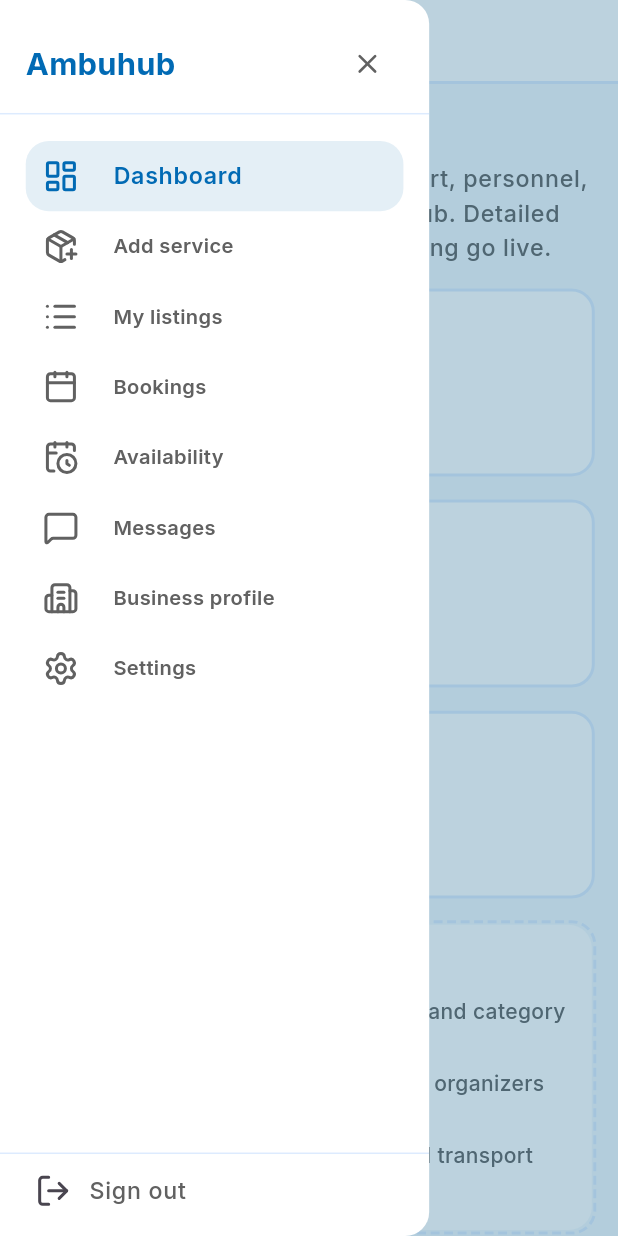
After one commit to Oghefav/Ambuhub, a Flutter app: the MainDashboard screen opened by its route, in the side drawer, after a tap on the "menu" icon, on a phone screen of 412 x 824 dp. The commit adds this screen. Run offline on Flutter 3.47's test engine with Material 3 defaults, Android fonts, the phone set to English and light mode, and no system bars; drawn by our look-alikes of dotted_border; our stand-ins replace dio, equatable, flutter_bloc, flutter_hooks, flutter_lucide, flutter_screenutil and 2 more.

Commit message:
Create main dashboard screen and drawer

```diff
--- a/lib/config/app_colour.dart
+++ b/lib/config/app_colour.dart
@@ -4,7 +4,8 @@ class AppColours {
   static const Color darkVividTeal = Color.fromRGBO(0, 74, 124, 1.0);
   static const Color teal = Color.fromRGBO(40, 112, 150, 1.0);
   static const Color veryLightVividTeal = Color.fromRGBO(221, 235, 254, 1.0);
-  static const Color veryLightTeal = Color.fromRGBO(200, 251, 253, 1.0);
+  static const Color lightTeal = Color.fromRGBO(212, 231, 254, 1.0);
+  static const Color verylightTeal = Color.fromRGBO(243, 248, 252, 1.0);
   static const Color deepRed = Color.fromRGBO(168, 7, 32, 1.0);
 
   static const Color vividOrange = Color.fromRGBO(202, 53, 0, 1.0);
@@ -12,6 +13,8 @@ class AppColours {
   static const Color blue = Color.fromRGBO(21, 101, 192, 1.0);
   static const Color lighterTeal = Color.fromRGBO(248, 251, 253, 1.0);
   static const Color veryLightVividRed = Color.fromRGBO(254, 242, 242, 1.0);
-
+  static const Color grey = Color.fromRGBO(97, 97, 97, 1.0);
   static const Color white = Color.fromRGBO(255, 255, 255, 1.0);
+  static const Color veryLightTeal2 = Color.fromRGBO(228, 239, 246, 1.0);
+  static const Color drawerScrimColor = Color.fromRGBO(151, 179, 195, 1.0);
 }
--- a/lib/config/app_theme.dart
+++ b/lib/config/app_theme.dart
@@ -8,16 +8,35 @@ class AppTheme {
       fontFamily: 'inter',
       // TODO: Add page trasition theme.
 
-      scaffoldBackgroundColor: Colors.white,
+      scaffoldBackgroundColor: AppColours.verylightTeal,
+      appBarTheme: AppBarTheme(
+        backgroundColor: AppColours.white,
+        elevation: 0,
+        scrolledUnderElevation: 0,
+        shape: Border(bottom: BorderSide(color: AppColours.veryLightVividTeal, width: 2, )),
+
+
+
+      ),
+
+      drawerTheme: DrawerThemeData(
+        backgroundColor: AppColours.white ,
+        width: 250.w
+            ),
       textTheme: TextTheme(
         displayLarge: TextStyle(fontWeight: FontWeight.w900, fontSize: 18.sp),
         displayMedium: TextStyle(fontWeight: FontWeight.w700, fontSize: 30.sp),
-        bodyMedium: TextStyle(fontSize: 13.sp, color: Colors.grey.shade700, fontWeight: FontWeight.w500),
+        bodyMedium: TextStyle(fontSize: 13.sp, color: AppColours.grey, fontWeight: FontWeight.w500),
         titleSmall: TextStyle(fontWeight: FontWeight.w700, fontSize:  15.sp),
         titleMedium: TextStyle(fontWeight: FontWeight.w700, fontSize: 18.sp,),
         bodySmall: TextStyle(
           fontSize: 12.sp,
-          color: Colors.grey.shade700,
+          color: AppColours.grey,
+          fontWeight: FontWeight.w500,
+        ),
+        bodyLarge: TextStyle(
+          fontSize: 15.sp,
+          color: AppColours.grey,
           fontWeight: FontWeight.w500,
         ),
       ),
--- a/lib/config/routes.dart
+++ b/lib/config/routes.dart
@@ -2,6 +2,8 @@ import 'package:ambuhub/features/auth/presentation/blocs/auth_bloc.dart';
 import 'package:ambuhub/features/auth/presentation/ui/login/screen/login_screen.dart';
 import 'package:ambuhub/features/auth/presentation/ui/role/screen/role_screen.dart';
 import 'package:ambuhub/features/auth/presentation/ui/sign_up/screen/sign_up_screen.dart';
+import 'package:ambuhub/features/main_dashboard/presentation/ui/screens/dash_board_screen.dart';
+import 'package:ambuhub/features/main_dashboard/presentation/ui/screens/main_dashboard.dart';
 import 'package:flutter/material.dart';
 import 'package:flutter_bloc/flutter_bloc.dart';
 import 'package:ambuhub/dependencies_injection.dart';
@@ -10,14 +12,13 @@ class AppRoutes {
   static const loginScreen = '/loginScreen';
   static const roleScreen = '/roleScreen';
   static const signUpScreen = '/signUpScreen';
+  static const mainDashboard = '/mainDashBoard';
+  static const dashBoardScreen = '/dashBoardScreen';
 
   static Route<dynamic> onGenerateRoute(RouteSettings settings) {
     switch (settings.name) {
       case loginScreen:
-        return MaterialPageRoute(
-          builder: (_) => LoginScreen(),
-
-        );
+        return MaterialPageRoute(builder: (_) => LoginScreen());
 
       case roleScreen:
         return MaterialPageRoute(builder: (_) => RoleScreen());
@@ -30,7 +31,10 @@ class AppRoutes {
             child: SignUpScreen(role: role),
           ),
         );
-
+      case dashBoardScreen:
+        return MaterialPageRoute(builder: (_) => DashBoardScreen());
+      case mainDashboard:
+        return MaterialPageRoute(builder: (_) => MainDashboard());
       default:
         return MaterialPageRoute(builder: (_) => LoginScreen());
     }
--- /dev/null
+++ b/lib/core/widgets/dotted_border_container.dart
@@ -0,0 +1,30 @@
+import 'package:ambuhub/config/app_colour.dart';
+import 'package:flutter/material.dart';
+import 'package:dotted_border/dotted_border.dart';
+import 'package:flutter_screenutil/flutter_screenutil.dart';
+
+class DottedBorderContainer extends StatelessWidget {
+  final Widget child;
+  const DottedBorderContainer({super.key, required this.child});
+
+  @override
+  Widget build(BuildContext context) {
+    return DottedBorder(
+
+      options: RoundedRectDottedBorderOptions(
+        strokeWidth: 2,
+        dashPattern: [6,3],
+
+        color: AppColours.veryLightVividTeal,
+        radius: Radius.circular(15.r),
+      ),
+      child: Container(
+        decoration: BoxDecoration(
+          borderRadius: BorderRadius.circular(15.r),
+          color: AppColours.white),
+        child: child,
+
+      ),
+    );
+  }
+}
--- a/lib/features/auth/presentation/ui/login/screen/login_screen.dart
+++ b/lib/features/auth/presentation/ui/login/screen/login_screen.dart
@@ -1,5 +1,5 @@
 import 'package:ambuhub/features/auth/presentation/ui/widgets/bottom_text.dart';
-import 'package:ambuhub/features/auth/presentation/ui/widgets/gradient_background.dart';
+import 'package:ambuhub/core/widgets/gradient_background.dart';
 import 'package:ambuhub/features/auth/presentation/ui/login/widgets/login_form_card.dart';
 import 'package:flutter/material.dart';
 import 'package:flutter_hooks/flutter_hooks.dart';
--- a/lib/features/auth/presentation/ui/login/widgets/login_form_card.dart
+++ b/lib/features/auth/presentation/ui/login/widgets/login_form_card.dart
@@ -29,7 +29,7 @@ class LoginFormCard extends StatelessWidget {
     return BlocConsumer<AuthBloc, AuthState>(
       listener: (context, state) {
         if (state is AuthSuccess) {
-          print('auth is successful');
+          Navigator.pushReplacementNamed(context, AppRoutes.mainDashboard);
         }
         if (state is AuthFailed) {
           print('auth is not successfull');
--- a/lib/features/auth/presentation/ui/role/screen/role_screen.dart
+++ b/lib/features/auth/presentation/ui/role/screen/role_screen.dart
@@ -1,7 +1,7 @@
 import 'package:ambuhub/config/app_colour.dart';
 import 'package:ambuhub/config/routes.dart';
 import 'package:ambuhub/features/auth/presentation/ui/widgets/bottom_text.dart';
-import 'package:ambuhub/features/auth/presentation/ui/widgets/gradient_background.dart';
+import 'package:ambuhub/core/widgets/gradient_background.dart';
 import 'package:ambuhub/features/auth/presentation/ui/widgets/navigation_text.dart';
 import 'package:flutter/material.dart';
 import 'package:flutter_hooks/flutter_hooks.dart';
--- a/lib/features/auth/presentation/ui/sign_up/screen/sign_up_screen.dart
+++ b/lib/features/auth/presentation/ui/sign_up/screen/sign_up_screen.dart
@@ -1,5 +1,5 @@
 import 'package:ambuhub/features/auth/presentation/ui/widgets/bottom_text.dart';
-import 'package:ambuhub/features/auth/presentation/ui/widgets/gradient_background.dart';
+import 'package:ambuhub/core/widgets/gradient_background.dart';
 import 'package:ambuhub/features/auth/presentation/ui/sign_up/widgets/signup_form_card.dart';
 import 'package:flutter/material.dart';
 
--- a/lib/features/auth/presentation/ui/sign_up/widgets/signup_form_card.dart
+++ b/lib/features/auth/presentation/ui/sign_up/widgets/signup_form_card.dart
@@ -1,4 +1,5 @@
 import 'package:ambuhub/config/app_colour.dart';
+import 'package:ambuhub/config/routes.dart';
 import 'package:ambuhub/features/auth/domain/entities/sign_up_params.dart';
 import 'package:ambuhub/features/auth/presentation/blocs/auth_bloc.dart';
 import 'package:ambuhub/features/auth/presentation/blocs/auth_event.dart';
@@ -26,7 +27,7 @@ class SignupFormCard extends StatelessWidget {
     return BlocConsumer<AuthBloc, AuthState>(
       listener: (context, state) {
         if (state is AuthSuccess) {
-          print('auth is successful');
+          Navigator.pushReplacementNamed(context, AppRoutes.mainDashboard);
         }
         if (state is AuthFailed) {
           print('auth is not successfull');
--- /dev/null
+++ b/lib/features/main_dashboard/presentation/ui/screens/dash_board_screen.dart
@@ -0,0 +1,78 @@
+import 'package:ambuhub/core/widgets/dotted_border_container.dart';
+import 'package:ambuhub/features/main_dashboard/presentation/ui/widgets/bullet_point.dart';
+import 'package:ambuhub/features/main_dashboard/presentation/ui/widgets/card_builder.dart';
+import 'package:flutter/material.dart';
+import 'package:flutter_screenutil/flutter_screenutil.dart';
+
+class DashBoardScreen extends StatelessWidget {
+  const DashBoardScreen({super.key});
+
+  @override
+  Widget build(BuildContext context) {
+    return Scaffold(
+      body: CustomScrollView(
+        slivers: [
+          SliverAppBar(
+            leading: IconButton(
+              onPressed: () => Scaffold.of(context).openDrawer(),
+              icon: Icon(Icons.menu),
+            ),
+            title: Text('Provider'),
+            titleTextStyle: Theme.of(context).textTheme.titleMedium,
+          ),
+          SliverList(
+            delegate: SliverChildListDelegate([
+              Padding(
+                padding: EdgeInsetsGeometry.all(15.h),
+                child: Column(
+                  crossAxisAlignment: CrossAxisAlignment.start,
+                  children: [
+                    Text(
+                      'DashBoard',
+                      style: Theme.of(context).textTheme.displayLarge,
+                    ),
+                    SizedBox(height: 15.h),
+                    Text(
+                      'Overview of your standby, transport, personnel, and equipment activity on Ambuhub. Detailed metrics will appear her once booking go live.',
+                      style: Theme.of(context).textTheme.bodyLarge,
+                    ),
+                    SizedBox(height: 15.h),
+                    CardBuilder(titleText: 'Active Listings'),
+                    CardBuilder(titleText: 'Open Bookings'),
+                    CardBuilder(titleText: 'Unread messages'),
+                    DottedBorderContainer(
+                      child: Padding(
+                        padding: EdgeInsetsGeometry.all(15.h),
+                        child: Column(
+                          crossAxisAlignment: CrossAxisAlignment.start,
+                          children: [
+                            Text(
+                              'Next steps',
+                              style: Theme.of(context).textTheme.titleMedium,
+                            ),
+                            BulletPoint(
+                              text:
+                                  'Add a service to appear in search and category browse.',
+                            ),
+                            BulletPoint(
+                              text:
+                                  'Complete your business profile so organizers can trust your crew.',
+                            ),
+                            BulletPoint(
+                              text:
+                                  'Set availability for event dates and transport windows.',
+                            ),
+                          ],
+                        ),
+                      ),
+                    ),
+                  ],
+                ),
+              ),
+            ]),
+          ),
+        ],
+      ),
+    );
+  }
+}
--- /dev/null
+++ b/lib/features/main_dashboard/presentation/ui/screens/main_dashboard.dart
@@ -0,0 +1,130 @@
+import 'package:ambuhub/config/app_colour.dart';
+import 'package:ambuhub/config/routes.dart';
+import 'package:ambuhub/features/main_dashboard/presentation/ui/screens/dash_board_screen.dart';
+import 'package:ambuhub/features/main_dashboard/presentation/ui/widgets/custom_divider.dart';
+import 'package:ambuhub/features/main_dashboard/presentation/ui/widgets/drawer_header.dart';
+import 'package:ambuhub/features/main_dashboard/presentation/ui/widgets/drawer_tile_builder.dart';
+import 'package:flutter/material.dart';
+import 'package:flutter_hooks/flutter_hooks.dart';
+import 'package:flutter_lucide/flutter_lucide.dart';
+import 'package:flutter_screenutil/flutter_screenutil.dart';
+
+class MainDashboard extends HookWidget {
+  const MainDashboard({super.key});
+
+  @override
+  Widget build(BuildContext context) {
+    final selectedIndex = useState<int>(0);
+
+    final List<Widget> pages = [const DashBoardScreen()];
+    return Scaffold(
+      drawerScrimColor: AppColours.teal.withAlpha(80),
+      drawer: Drawer(
+        child: Column(
+          crossAxisAlignment: CrossAxisAlignment.start,
+          children: [
+            SizedBox(height: 10.h),
+            AppDrawerHeader(),
+            SizedBox(height: 15.w),
+            DrawerTileBuilder(
+              iconData: LucideIcons.layout_dashboard,
+              onTap: () {
+                selectedIndex.value = 0;
+                Navigator.pop(context);
+              },
+              title: 'Dashboard',
+              isSelected: 0 == selectedIndex.value,
+              index: 0,
+            ),
+            DrawerTileBuilder(
+              iconData: LucideIcons.package_plus,
+              onTap: () {
+                selectedIndex.value = 3;
+                Navigator.pop(context);
+              },
+              title: 'Add service',
+              isSelected: 1 == selectedIndex.value,
+              index: 1,
+            ),
+            DrawerTileBuilder(
+              iconData: LucideIcons.list,
+              onTap: () {
+                selectedIndex.value = 1;
+                Navigator.pop(context);
+              },
+              title: 'My listings',
+              isSelected: 1 == selectedIndex,
+              index: 1,
+            ),
+            DrawerTileBuilder(
+              iconData: LucideIcons.calendar,
+              onTap: () {
+                selectedIndex.value = 2;
+                Navigator.pop(context);
+              },
+              title: 'Bookings',
+              isSelected: 2 == selectedIndex.value,
+              index: 2,
+            ),
+            DrawerTileBuilder(
+              iconData: LucideIcons.calendar_clock,
+              onTap: () {
+                selectedIndex.value = 3;
+                Navigator.pop(context);
+              },
+              title: 'Availability',
+              isSelected: 3 == selectedIndex.value,
+              index: 3,
+            ),
+            DrawerTileBuilder(
+              iconData: LucideIcons.message_square,
+              onTap: () {
+                selectedIndex.value = 4;
+                Navigator.pop(context);
+              },
+              title: 'Messages',
+              isSelected: 4 == selectedIndex.value,
+              index: 4,
+            ),
+            DrawerTileBuilder(
+              iconData: LucideIcons.building_2,
+              onTap: () {
+                selectedIndex.value = 5;
+                Navigator.pop(context);
+              },
+              title: 'Business profile',
+              isSelected: 5 == selectedIndex.value,
+              index: 5,
+            ),
+            DrawerTileBuilder(
+              iconData: LucideIcons.settings,
+              onTap: () {
+                selectedIndex.value = 6;
+                Navigator.pop(context);
+              },
+              title: 'Settings',
+              isSelected: 6 == selectedIndex.value,
+              index: 6,
+            ),
+            SizedBox(height: 290.h),
+            CustomDivider(),
+            Row(
+              children: [
+                SizedBox(width: 10.w),
+                IconButton(
+                  onPressed: () => Navigator.pushReplacementNamed(
+                    context,
+                    AppRoutes.loginScreen,
+                  ),
+                  icon: Icon(LucideIcons.log_out),
+                ),
+                Text('Sign out', style: Theme.of(context).textTheme.bodyLarge),
+              ],
+            ),
+          ],
+        ),
+      ),
+      body: IndexedStack(index: selectedIndex.value, children: pages),
+    );
+  }
+}
--- /dev/null
+++ b/lib/features/main_dashboard/presentation/ui/widgets/bullet_point.dart
@@ -0,0 +1,30 @@
+import 'package:ambuhub/config/app_colour.dart';
+import 'package:flutter/material.dart';
+import 'package:flutter_screenutil/flutter_screenutil.dart';
+
+class BulletPoint extends StatelessWidget {
+  final String text;
+  const BulletPoint({super.key, required this.text});
+
+  @override
+  Widget build(BuildContext context) {
+    return Padding(
+      padding: EdgeInsets.symmetric(vertical: 4.h),
+      child: Row(
+        crossAxisAlignment: CrossAxisAlignment.start,
+        children: [
+          Container(
+            margin: const EdgeInsets.only(top: 6, right: 10),
+            height: 6,
+            width: 6,
+            decoration: const BoxDecoration(
+              color: AppColours.grey,
+              shape: BoxShape.circle,
+            ),
+          ),
+          Expanded(child: Text(text, style: const TextStyle(fontSize: 14))),
+        ],
+      ),
+    );
+  }
+}
--- /dev/null
+++ b/lib/features/main_dashboard/presentation/ui/widgets/card_builder.dart
@@ -0,0 +1,43 @@
+import 'package:ambuhub/config/app_colour.dart';
+import 'package:flutter/material.dart';
+import 'package:flutter_screenutil/flutter_screenutil.dart';
+
+class CardBuilder extends StatelessWidget {
+  final String titleText;
+  const CardBuilder({super.key, required this.titleText});
+
+  @override
+  Widget build(BuildContext context) {
+    return Container(
+      margin: EdgeInsets.only(bottom: 15.h),
+      padding: EdgeInsets.all(15.h),
+      width: double.maxFinite,
+      decoration: BoxDecoration(
+        color: AppColours.white,
+        borderRadius: BorderRadiusGeometry.circular(15.r),
+        border: Border.all(color: AppColours.veryLightVividTeal, width: 2),
+      ),
+
+      child: Column(
+        crossAxisAlignment: CrossAxisAlignment.start,
+        children: [
+          Text(
+            titleText,
+            style: Theme.of(context).textTheme.bodyLarge!.copyWith(
+              fontWeight: FontWeight(500),
+              color: AppColours.grey,
+            ),
+          ),
+          SizedBox(height: 25.h),
+          Container(
+            height: 5,
+            width: 50,
+            decoration: BoxDecoration(color: Colors.black),
+          ),
+          SizedBox(height: 20.h),
+          Text('Placeholder', style: Theme.of(context).textTheme.bodySmall),
+        ],
+      ),
+    );
+  }
+}
--- /dev/null
+++ b/lib/features/main_dashboard/presentation/ui/widgets/custom_divider.dart
@@ -0,0 +1,16 @@
+import 'package:ambuhub/config/app_colour.dart';
+import 'package:flutter/material.dart';
+import 'package:flutter_screenutil/flutter_screenutil.dart';
+
+class CustomDivider extends StatelessWidget {
+  const CustomDivider({super.key});
+
+  @override
+  Widget build(BuildContext context) {
+    return Divider(
+      // TODO: make it align wiht appbar bottomsidecolor
+      color: AppColours.veryLightVividTeal,
+      height: 2.h,
+    );
+  }
+}
--- /dev/null
+++ b/lib/features/main_dashboard/presentation/ui/widgets/drawer_header.dart
@@ -0,0 +1,40 @@
+import 'package:ambuhub/config/app_colour.dart';
+import 'package:ambuhub/features/main_dashboard/presentation/ui/widgets/custom_divider.dart';
+import 'package:flutter/material.dart';
+import 'package:flutter_lucide/flutter_lucide.dart';
+import 'package:flutter_screenutil/flutter_screenutil.dart';
+
+class AppDrawerHeader extends StatelessWidget {
+  const AppDrawerHeader({super.key});
+
+  @override
+  Widget build(BuildContext context) {
+    return Column(
+      children: [
+        Padding(
+          padding: EdgeInsetsGeometry.symmetric(
+            horizontal: 15.w,
+            vertical: 8.h,
+          ),
+          child: Row(
+            mainAxisAlignment: MainAxisAlignment.spaceBetween,
+            children: [
+              Text(
+                'Ambuhub',
+                style: Theme.of(context).textTheme.titleMedium!.copyWith(
+                  color: AppColours.vividTeal,
+                  fontSize: 20.sp,
+                ),
+              ),
+              IconButton(
+                onPressed: () => Navigator.pop(context),
+                icon: Icon(LucideIcons.x, size: 20.sp, color: AppColours.grey),
+              ),
+            ],
+          ),
+        ),
+        CustomDivider(),
+      ],
+    );
+  }
+}
--- /dev/null
+++ b/lib/features/main_dashboard/presentation/ui/widgets/drawer_tile_builder.dart
@@ -0,0 +1,57 @@
+import 'package:ambuhub/config/app_colour.dart';
+import 'package:flutter/material.dart';
+import 'package:flutter_screenutil/flutter_screenutil.dart';
+
+class DrawerTileBuilder extends StatelessWidget {
+  final IconData iconData;
+  final String title;
+  final GestureTapCallback onTap;
+  final bool isSelected;
+  final int index;
+  final Color? color;
+  const DrawerTileBuilder({
+    super.key,
+    required this.iconData,
+    required this.onTap,
+    required this.index,
+    required this.isSelected,
+    required this.title,
+    this.color = Colors.transparent,
+  });
+
+  @override
+  Widget build(BuildContext context) {
+    return GestureDetector(
+      onTap: onTap,
+      child: Container(
+        margin: EdgeInsets.symmetric(horizontal: 15.w),
+
+        padding: EdgeInsets.all(10.w),
+        decoration: BoxDecoration(
+          color: isSelected ? AppColours.veryLightTeal2 : color,
+          borderRadius: BorderRadius.circular(15.r),
+        ),
+        child: Row(
+          children: [
+            Icon(
+              iconData,
+              color: isSelected ? AppColours.vividTeal : AppColours.grey,
+            ),
+            SizedBox(width: 20.w),
+            Text(
+              title,
+              style: isSelected
+                  ? Theme.of(context).textTheme.bodyLarge!.copyWith(
+                      color: AppColours.vividTeal,
+                      fontWeight: FontWeight(600),
+                    )
+                  : Theme.of(context).textTheme.bodyMedium!.copyWith(
+                      fontWeight: FontWeight(600),
+                    ),
+            ),
+          ],
+        ),
+      ),
+    );
+  }
+}
--- a/lib/main.dart
+++ b/lib/main.dart
@@ -6,7 +6,8 @@ import 'package:flutter/material.dart';
 import 'package:flutter_bloc/flutter_bloc.dart';
 import 'package:flutter_screenutil/flutter_screenutil.dart';
 
-// TODO: Validate country and number if needed
+// TODO 1: Validate country and number if needed
+// TODO 1: make dashboard persistis use token is token is the active kjkjk;
 void main() async {
   WidgetsFlutterBinding.ensureInitialized();
   await dependeciesInjection();
@@ -22,6 +23,7 @@ class MyApp extends StatelessWidget {
       minTextAdapt: true,
       splitScreenMode: true,
       designSize: Size(360, 800),
+      ensureScreenSize: true,
       builder: (context, child) => MultiBlocProvider(
         providers: [
           BlocProvider<AuthBloc>(create: ((context) => sl<AuthBloc>())),
--- a/pubspec.yaml
+++ b/pubspec.yaml
@@ -43,6 +43,7 @@ dependencies:
   flutter_screenutil: ^5.9.3
   flutter_lucide: ^1.8.2
   form_builder_validators: ^11.3.0
+  dotted_border: ^3.1.0
 
 dev_dependencies:
   flutter_test:
```
Also changed, not shown: lib/core/widgets/gradient_background.dart (renamed from lib/features/auth/presentation/ui/widgets/gradient_background.dart), pubspec.lock.
